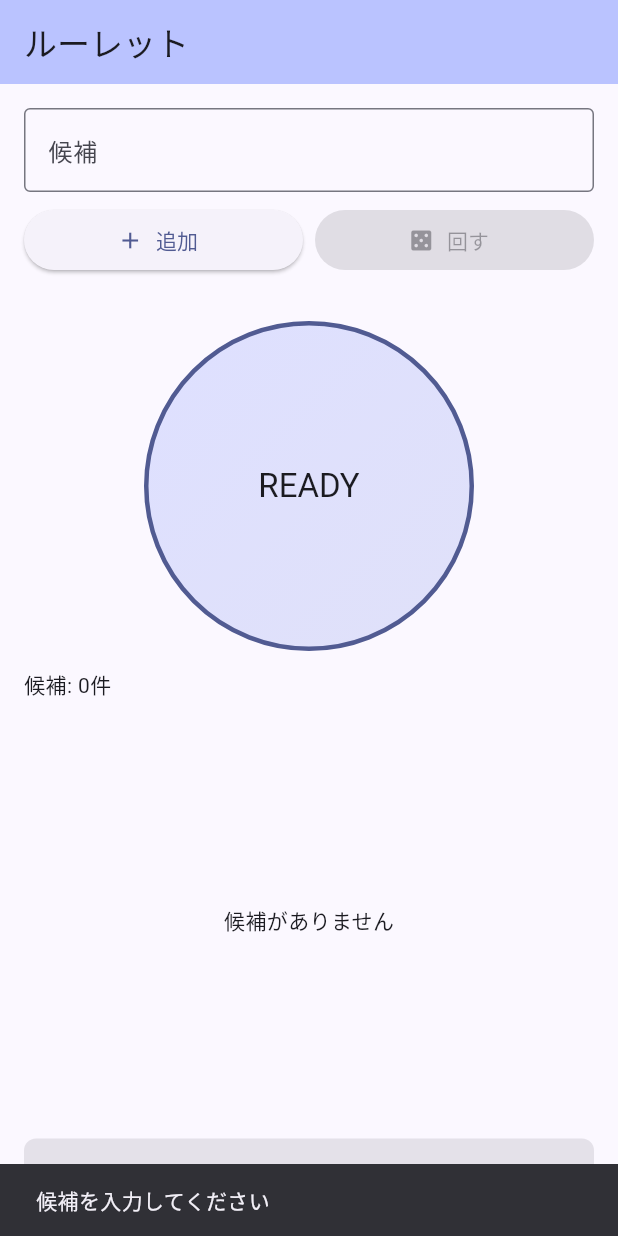
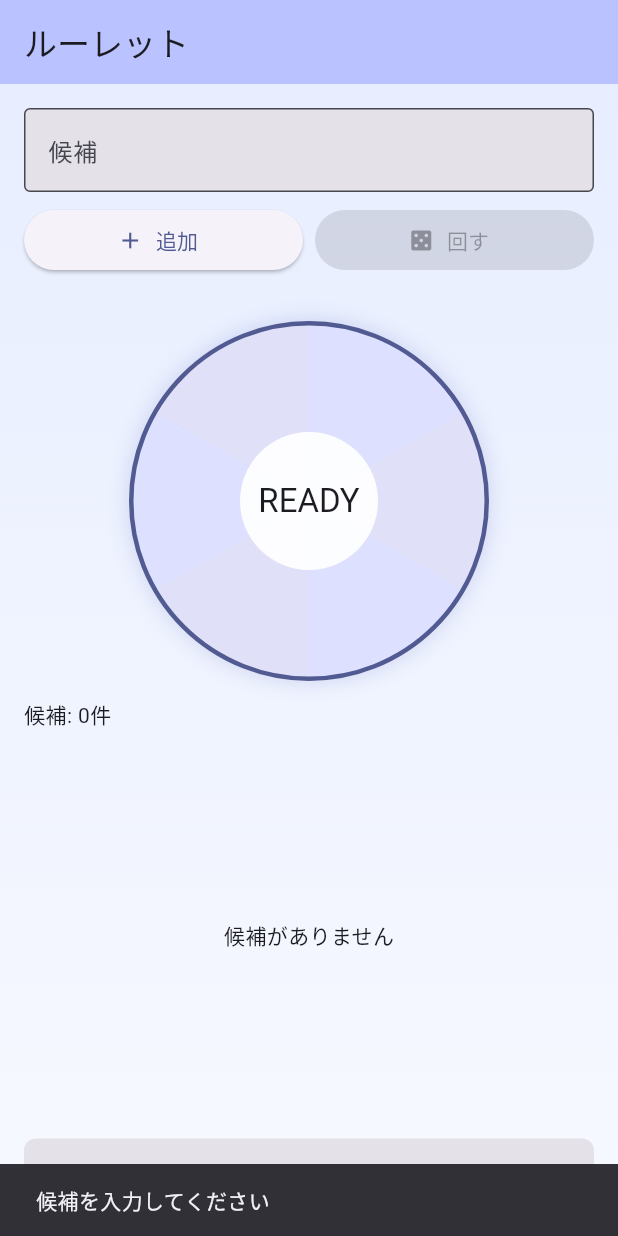
Before and after one commit to umekikazuya/flutter-sandbox, a Flutter app: the screen it shows after launch, after a tap on "追加", on a phone screen of 412 x 824 dp. Run offline on Flutter 3.47's test engine with Material 3 defaults, Android fonts, the phone set to English and light mode, and no system bars.

Commit message:
feat: 臨場感アップ

```diff
--- a/lib/main.dart
+++ b/lib/main.dart
@@ -1,5 +1,8 @@
+import 'dart:async';
+import 'dart:math';
+
 import 'package:flutter/material.dart';
-import 'dart:math';
+import 'package:flutter/services.dart';
 
 void main() {
   runApp(const MyApp());
@@ -32,12 +35,16 @@ class _RoulettePageState extends State<RoulettePage> {
   final TextEditingController _candidateController = TextEditingController();
   final List<String> _candidates = [];
   final Random _random = Random();
+  Timer? _ticker;
   bool _isSpinning = false;
   double _turns = 0;
   String? _winner;
+  String? _liveCandidate;
+  static const Duration _spinDuration = Duration(milliseconds: 2400);
 
   @override
   void dispose() {
+    _ticker?.cancel();
     _candidateController.dispose();
     super.dispose();
   }
@@ -66,6 +73,9 @@ class _RoulettePageState extends State<RoulettePage> {
       if (_winner != null && !_candidates.contains(_winner)) {
         _winner = null;
       }
+      if (_liveCandidate != null && !_candidates.contains(_liveCandidate)) {
+        _liveCandidate = null;
+      }
     });
   }
 
@@ -80,18 +90,34 @@ class _RoulettePageState extends State<RoulettePage> {
     setState(() {
       _isSpinning = true;
       _winner = null;
-      _turns += 4 + _random.nextDouble() * 2;
+      _liveCandidate = _candidates[winnerIndex];
+      _turns += 6 + _random.nextDouble() * 3;
     });
 
-    await Future<void>.delayed(const Duration(milliseconds: 2200));
+    _ticker?.cancel();
+    _ticker = Timer.periodic(const Duration(milliseconds: 95), (timer) {
+      if (!mounted || !_isSpinning || _candidates.isEmpty) {
+        timer.cancel();
+        return;
+      }
+      setState(() {
+        _liveCandidate = _candidates[_random.nextInt(_candidates.length)];
+      });
+      HapticFeedback.selectionClick();
+    });
+
+    await Future<void>.delayed(_spinDuration);
     if (!mounted) {
       return;
     }
+    _ticker?.cancel();
 
     setState(() {
       _isSpinning = false;
       _winner = _candidates[winnerIndex];
+      _liveCandidate = _winner;
     });
+    HapticFeedback.mediumImpact();
   }
 
   @override
@@ -103,7 +129,15 @@ class _RoulettePageState extends State<RoulettePage> {
         backgroundColor: Theme.of(context).colorScheme.inversePrimary,
         title: const Text('ルーレット'),
       ),
-      body: Padding(
+      body: DecoratedBox(
+        decoration: const BoxDecoration(
+          gradient: LinearGradient(
+            colors: [Color(0xFFE8EEFF), Color(0xFFF7F9FF)],
+            begin: Alignment.topCenter,
+            end: Alignment.bottomCenter,
+          ),
+        ),
+        child: Padding(
           padding: const EdgeInsets.all(16),
           child: Column(
             crossAxisAlignment: CrossAxisAlignment.stretch,
@@ -116,6 +150,7 @@ class _RoulettePageState extends State<RoulettePage> {
                   border: OutlineInputBorder(),
                   labelText: '候補',
                   hintText: '候補名を入力',
+                  filled: true,
                 ),
               ),
               const SizedBox(height: 8),
@@ -149,38 +184,52 @@ class _RoulettePageState extends State<RoulettePage> {
                       top: 0,
                       child: Icon(
                         Icons.arrow_drop_down,
-                      size: 40,
-                      color: Colors.red.shade400,
+                        size: 44,
+                        color: Colors.red.shade500,
                       ),
                     ),
-                  Container(
-                    width: 220,
-                    height: 220,
+                    AnimatedScale(
+                      scale: _isSpinning ? 1.05 : 1,
+                      duration: const Duration(milliseconds: 260),
+                      curve: Curves.easeOut,
+                      child: Container(
+                        width: 240,
+                        height: 240,
                         margin: const EdgeInsets.only(top: 14),
+                        decoration: BoxDecoration(
+                          shape: BoxShape.circle,
+                          boxShadow: [
+                            BoxShadow(
+                              color: Colors.indigo.withValues(alpha: 0.2),
+                              blurRadius: _isSpinning ? 26 : 12,
+                              spreadRadius: _isSpinning ? 4 : 0,
+                            ),
+                          ],
+                        ),
                         child: AnimatedRotation(
                           turns: _turns,
-                      duration: const Duration(milliseconds: 2200),
+                          duration: _spinDuration,
                           curve: Curves.easeOutCubic,
+                          child: CustomPaint(
+                            painter: _RouletteWheelPainter(
+                              candidates: _candidates,
+                              colorScheme: Theme.of(context).colorScheme,
+                            ),
+                            child: Center(
                               child: Container(
+                                width: 92,
+                                height: 92,
                                 decoration: BoxDecoration(
                                   shape: BoxShape.circle,
-                          gradient: LinearGradient(
-                            colors: [
-                              Theme.of(context).colorScheme.primaryContainer,
-                              Theme.of(context).colorScheme.secondaryContainer,
-                            ],
-                            begin: Alignment.topLeft,
-                            end: Alignment.bottomRight,
-                          ),
-                          border: Border.all(
-                            color: Theme.of(context).colorScheme.primary,
-                            width: 3,
-                          ),
+                                  color: Colors.white.withValues(alpha: 0.92),
                                 ),
                                 child: Center(
                                   child: Text(
-                            _isSpinning ? 'SPIN' : 'READY',
+                                    _isSpinning ? 'SPIN!' : 'READY',
                                     style: Theme.of(context).textTheme.titleLarge,
+                                  ),
+                                ),
+                              ),
                             ),
                           ),
                         ),
@@ -198,13 +247,16 @@ class _RoulettePageState extends State<RoulettePage> {
                     : ListView.builder(
                         itemCount: _candidates.length,
                         itemBuilder: (context, index) {
-                        return ListTile(
+                          return Card(
+                            child: ListTile(
                               title: Text(_candidates[index]),
                               trailing: IconButton(
                                 key: Key('deleteCandidate-$index'),
-                            onPressed:
-                                _isSpinning ? null : () => _removeCandidate(index),
+                                onPressed: _isSpinning
+                                    ? null
+                                    : () => _removeCandidate(index),
                                 icon: const Icon(Icons.close),
+                              ),
                             ),
                           );
                         },
@@ -218,13 +270,53 @@ class _RoulettePageState extends State<RoulettePage> {
                   borderRadius: BorderRadius.circular(8),
                 ),
                 child: Text(
-                _winner == null ? '結果: -' : '当選: $_winner',
+                  _isSpinning
+                      ? '抽選中: ${_liveCandidate ?? '...'}'
+                      : (_winner == null ? '結果: -' : '当選: $_winner'),
                   style: Theme.of(context).textTheme.titleMedium,
                 ),
               ),
             ],
           ),
         ),
+      ),
     );
   }
 }
+
+class _RouletteWheelPainter extends CustomPainter {
+  _RouletteWheelPainter({required this.candidates, required this.colorScheme});
+
+  final List<String> candidates;
+  final ColorScheme colorScheme;
+
+  @override
+  void paint(Canvas canvas, Size size) {
+    final center = Offset(size.width / 2, size.height / 2);
+    final radius = size.shortestSide / 2;
+    final count = candidates.isEmpty ? 6 : candidates.length;
+    final sweep = 2 * pi / count;
+    final rect = Rect.fromCircle(center: center, radius: radius);
+
+    for (var i = 0; i < count; i++) {
+      final paint = Paint()
+        ..style = PaintingStyle.fill
+        ..color = i.isEven
+            ? colorScheme.primaryContainer
+            : colorScheme.secondaryContainer;
+      canvas.drawArc(rect, -pi / 2 + i * sweep, sweep, true, paint);
+    }
+
+    final border = Paint()
+      ..style = PaintingStyle.stroke
+      ..strokeWidth = 3
+      ..color = colorScheme.primary;
+    canvas.drawCircle(center, radius - 1.5, border);
+  }
+
+  @override
+  bool shouldRepaint(covariant _RouletteWheelPainter oldDelegate) {
+    return oldDelegate.candidates.length != candidates.length ||
+        oldDelegate.colorScheme != colorScheme;
+  }
+}
```
Also changed, not shown: 1 other file. Lines whose indentation alone changed are shown as unchanged.
